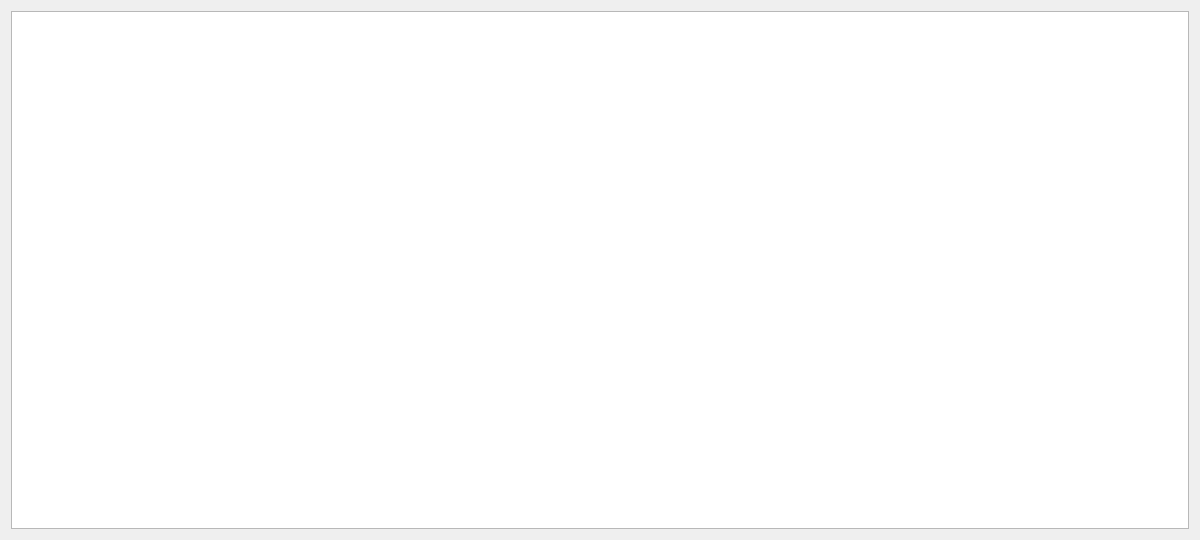
The window that LaundryManagementSystem/stselectclothes00.ui (Quentlam/LaundryManagementSystem) describes before a commit, drawn with Qt 5.
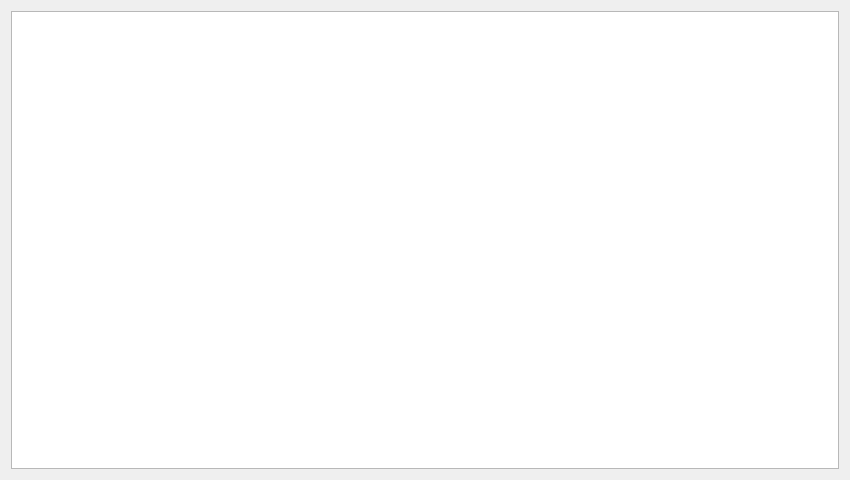
The same window after the commit.

```diff
--- a/LaundryManagementSystem/stselectclothes00.ui
+++ b/LaundryManagementSystem/stselectclothes00.ui
@@ -6,14 +6,20 @@
    <rect>
     <x>0</x>
     <y>0</y>
-    <width>1200</width>
-    <height>540</height>
+    <width>850</width>
+    <height>480</height>
    </rect>
   </property>
   <property name="minimumSize">
    <size>
-    <width>840</width>
-    <height>300</height>
+    <width>850</width>
+    <height>480</height>
+   </size>
+  </property>
+  <property name="maximumSize">
+   <size>
+    <width>850</width>
+    <height>480</height>
    </size>
   </property>
   <property name="font">
```
